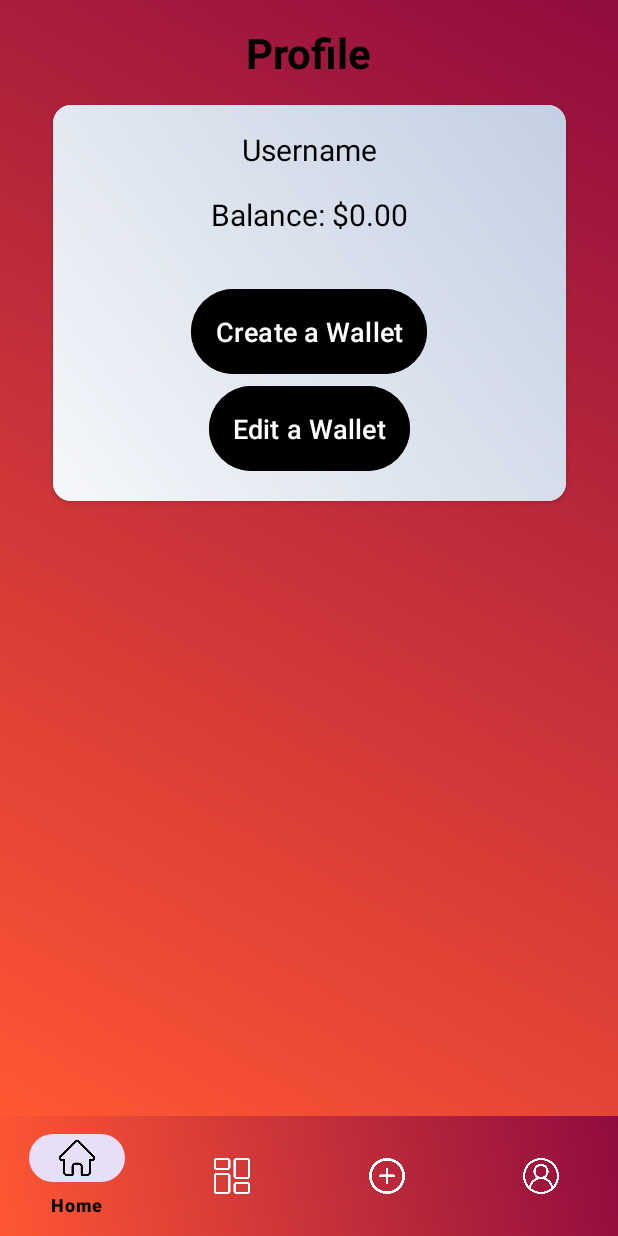
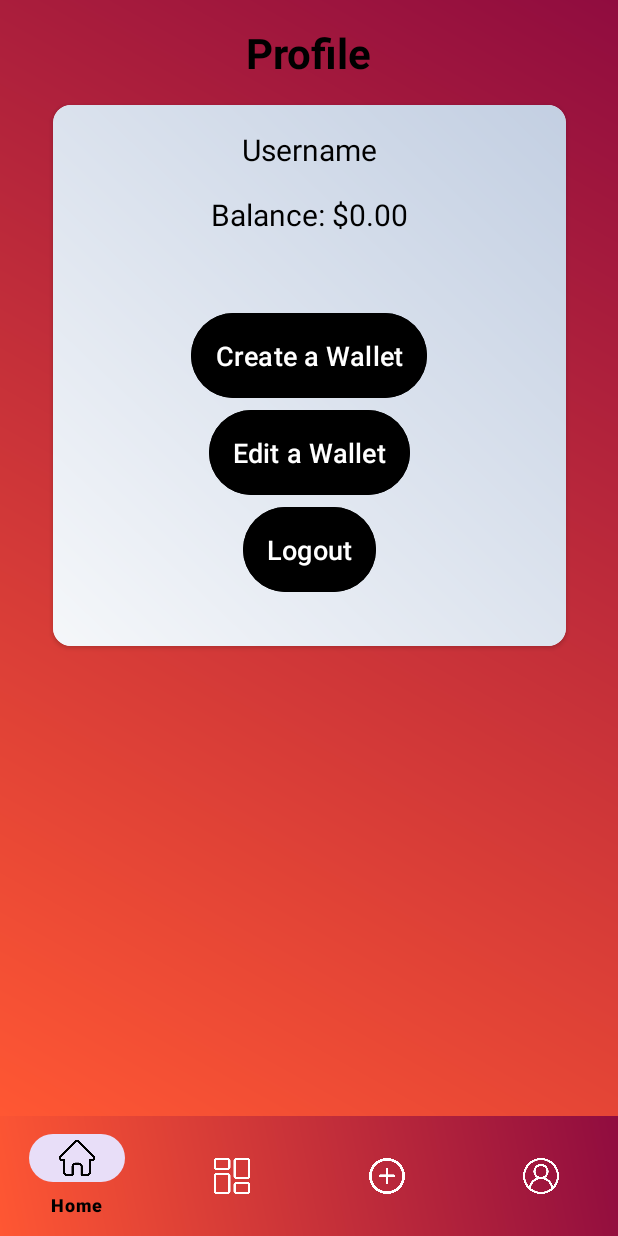
Before and after one commit to aakash2019/TrExpense, an Android app: the ProfileFragment screen opened directly, with no data from a screen before it, on a phone screen of 412 x 824 dp. Run offline under Robolectric (Android 15) with nearby library versions, the light colour scheme and no system bars; our stand-ins replace Firebase (no records; nobody signed in at launch, a user with empty details on screens opened directly).

Commit message:
added logout and switch to tabsActivity if user is already logged in

```diff
--- a/app/src/main/java/com/example/trexpense_2f94d/ProfileFragment.java
+++ b/app/src/main/java/com/example/trexpense_2f94d/ProfileFragment.java
@@ -31,8 +31,7 @@ public class ProfileFragment extends Fragment {
     private TextView userBalanceTextView;
     private Button createWalletButton;
     private Button editWalletButton;
-
-
+    private Button logoutButton;
     private FirebaseFirestore db;
     private FirebaseAuth auth;
     private String userId;
@@ -53,6 +52,7 @@ public class ProfileFragment extends Fragment {
         userBalanceTextView = view.findViewById(R.id.userBalanceTextView);
         createWalletButton = view.findViewById(R.id.createWalletButton);
         editWalletButton = view.findViewById(R.id.editWalletButton);
+        logoutButton = view.findViewById(R.id.logoutButton);
 
         // Fetch and display user information from Firestore
         fetchUserProfile();
@@ -66,10 +66,24 @@ public class ProfileFragment extends Fragment {
             editWalletButton();
         });
 
+        logoutButton.setOnClickListener(new View.OnClickListener() {
+            @Override
+            public void onClick(View v) {
+                logoutUser();
+            }
+        });
+
         return view;
     }
 
+    private void logoutUser() {
+        // Sign out the user
+        auth.signOut();
 
+        // Redirect to LoginActivity after successful logout
+        Intent intent = new Intent(getContext(), LoginActivity.class);
+        startActivity(intent);  // Optional: To close the current activity and remove it from the stack
+    }
 
     private void fetchUserProfile() {
         // Fetching user data from Firestore (assuming the document structure contains 'username' and 'balance')
--- a/app/src/main/res/layout/fragment_profile.xml
+++ b/app/src/main/res/layout/fragment_profile.xml
@@ -64,6 +64,11 @@
                 android:layout_gravity="center_horizontal"
                 android:layout_marginBottom="32dp" />
 
+        <LinearLayout
+            android:layout_width="match_parent"
+            android:layout_height="wrap_content"
+            android:orientation="vertical"
+            android:padding="16dp">
             <!-- Create Wallet Button -->
             <Button
                 android:id="@+id/createWalletButton"
@@ -87,6 +92,18 @@
                 android:textColor="@android:color/white"
                 android:layout_gravity="center_horizontal" />
 
+            <Button
+                android:id="@+id/logoutButton"
+                android:layout_width="wrap_content"
+                android:layout_height="wrap_content"
+                android:text="Logout"
+                android:textSize="18sp"
+                android:padding="16dp"
+                android:backgroundTint="@android:color/background_dark"
+                android:textColor="@android:color/white"
+                android:layout_gravity="center_horizontal" />
+        </LinearLayout>
+
         </LinearLayout>
     </androidx.cardview.widget.CardView>
 
```
Also changed, not shown: app/src/main/java/com/example/trexpense_2f94d/LoginActivity.java (+18 -17 lines).
